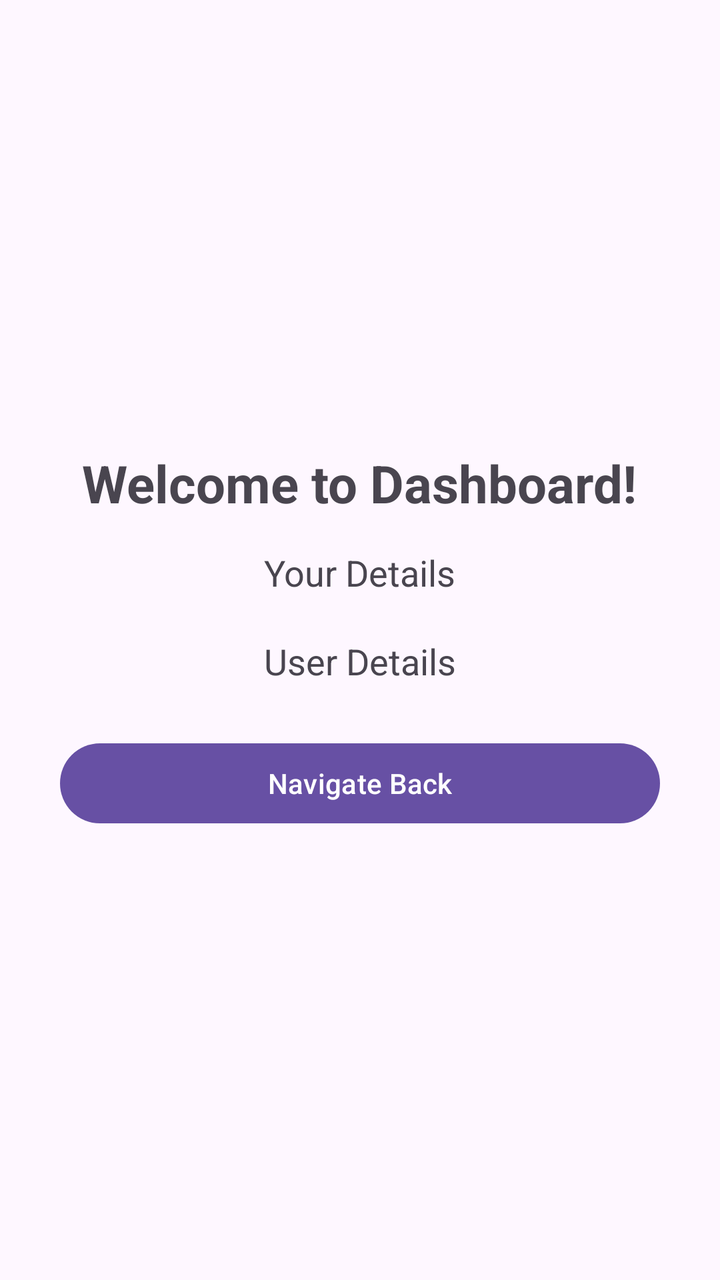
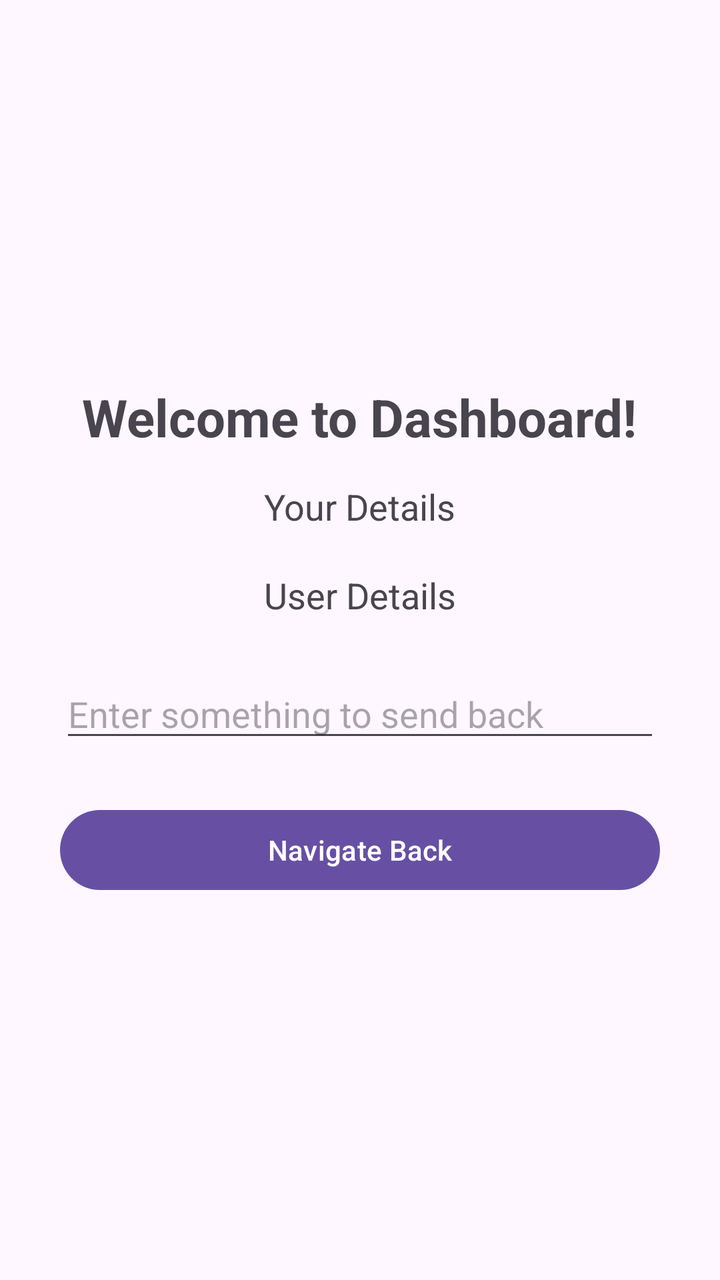

Two renders of the same Android screen: before a commit and after it. Below are the layout's source before the change and the commit's diff.
<!-- AndroidManifest.xml: application theme Theme.MyApplication -->
<!-- res/layout/activity_dashboard.xml -->
<?xml version="1.0" encoding="utf-8"?>
<LinearLayout
    xmlns:android="http://schemas.android.com/apk/res/android"
    android:layout_width="match_parent"
    android:layout_height="match_parent"
    android:orientation="vertical"
    android:gravity="center"
    android:padding="30dp">

    <TextView
        android:layout_width="wrap_content"
        android:layout_height="wrap_content"
        android:text="Welcome to Dashboard!"
        android:textSize="26sp"
        android:textStyle="bold"/>

    <TextView
        android:layout_width="wrap_content"
        android:layout_height="wrap_content"
        android:text="Your Details"
        android:textSize="18sp"
        android:layout_marginTop="15dp"/>

    <TextView
        android:id="@+id/receiverTxt"
        android:layout_width="wrap_content"
        android:layout_height="wrap_content"
        android:text="User Details"
        android:textSize="18sp"
        android:layout_marginTop="20dp"/>

    <Button
        android:id="@+id/btnNavBack"
        android:layout_width="match_parent"
        android:layout_height="wrap_content"
        android:text="Navigate Back"
        android:layout_marginTop="25dp"/>

</LinearLayout>
<!-- resources referenced by this layout -->
<resources>
  <style name="Theme.MyApplication" parent="Base.Theme.MyApplication" />
  <style name="Base.Theme.MyApplication" parent="Theme.Material3.DayNight.NoActionBar">
          
          
      </style>
</resources>

<!-- the commit's change to res/layout/activity_dashboard.xml (unified diff, before → after) -->
@@ -29,6 +29,14 @@
         android:textSize="18sp"
         android:layout_marginTop="20dp"/>
 
+    <EditText
+        android:id="@+id/etReturnData"
+        android:layout_width="match_parent"
+        android:layout_height="wrap_content"
+        android:hint="Enter something to send back"
+        android:inputType="text"
+        android:layout_marginTop="25dp"/>
+
     <Button
         android:id="@+id/btnNavBack"
         android:layout_width="match_parent"
